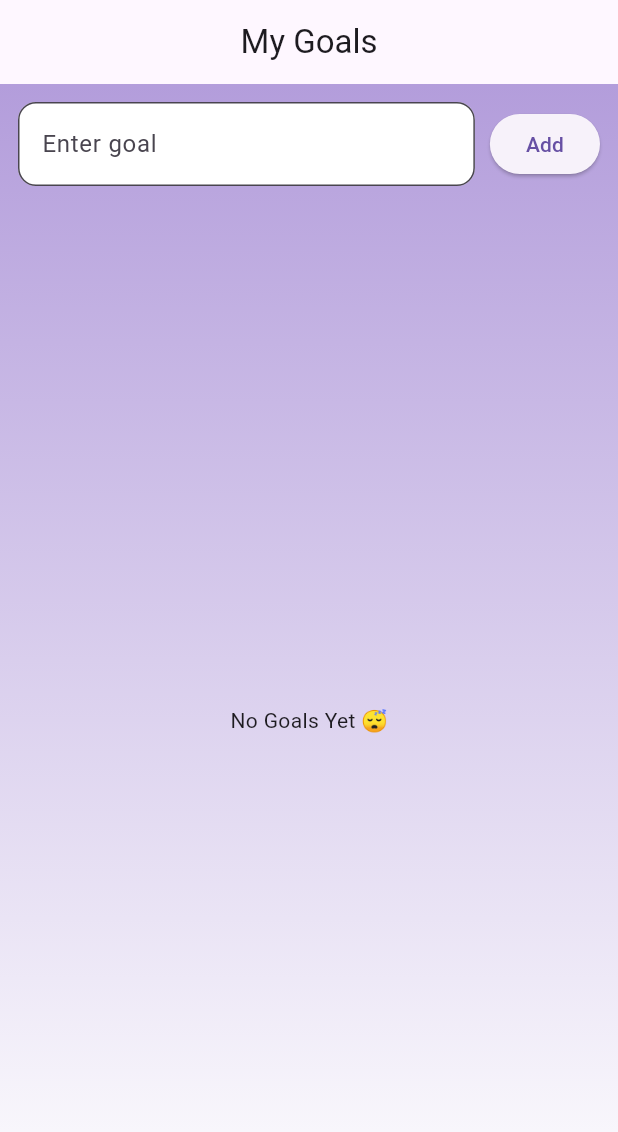
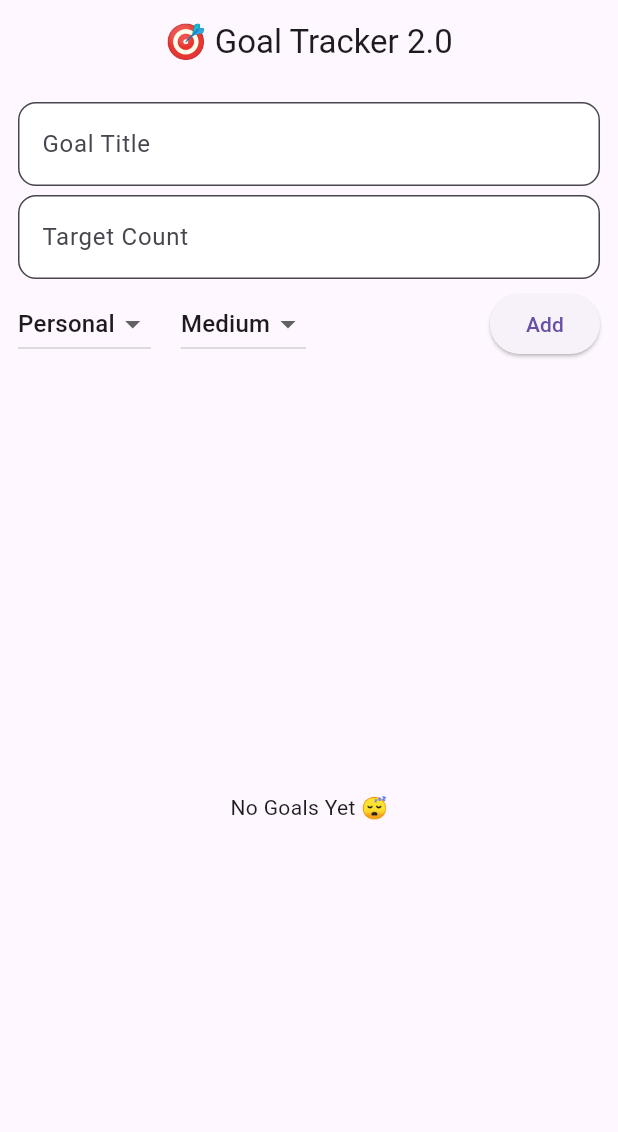
Before and after one commit to VISHRUTH-SK/My-Personal-Goal-Tracker, a Flutter app: the screen it shows after launch, on a phone screen of 412 x 824 dp. Shown: the top 1132 px of the screen. Run offline on Flutter 3.47's test engine with Material 3 defaults, Android fonts, the phone set to English and light mode, and no system bars.

Commit message:
Goal tracker app upload

```diff
--- a/lib/main.dart
+++ b/lib/main.dart
@@ -9,10 +9,8 @@ class GoalTrackerApp extends StatelessWidget {
   Widget build(BuildContext context) {
     return MaterialApp(
       debugShowCheckedModeBanner: false,
-      title: 'Goal Tracker',
-      theme: ThemeData(
-        primarySwatch: Colors.deepPurple,
-      ),
+      title: 'Goal Tracker 2.0',
+      theme: ThemeData(primarySwatch: Colors.teal),
       home: GoalHomePage(),
     );
   }
@@ -26,27 +24,33 @@ class GoalHomePage extends StatefulWidget {
 class _GoalHomePageState extends State<GoalHomePage> {
   List<Map<String, dynamic>> goals = [];
 
-  TextEditingController goalController = TextEditingController();
+  TextEditingController titleController = TextEditingController();
+  TextEditingController targetController = TextEditingController();
+  String category = "Personal";
+  String priority = "Medium";
 
   void addGoal() {
-    if (goalController.text.isEmpty) return;
+    if (titleController.text.isEmpty || targetController.text.isEmpty)
+      return;
 
     setState(() {
       goals.add({
-        "title": goalController.text,
+        "title": titleController.text,
         "count": 0,
-        "target": 10,
+        "target": int.tryParse(targetController.text) ?? 10,
         "completed": false,
+        "category": category,
+        "priority": priority,
       });
     });
 
-    goalController.clear();
+    titleController.clear();
+    targetController.clear();
   }
 
   void incrementGoal(int index) {
     setState(() {
       goals[index]["count"]++;
-
       if (goals[index]["count"] >= goals[index]["target"]) {
         goals[index]["completed"] = true;
       }
@@ -63,135 +67,180 @@ class _GoalHomePageState extends State<GoalHomePage> {
     return goals[index]["count"] / goals[index]["target"];
   }
 
+  Color getProgressColor(double progress) {
+    if (progress < 0.5) return Colors.redAccent;
+    if (progress < 0.8) return Colors.orangeAccent;
+    return Colors.green;
+  }
+
+  Color getPriorityColor(String p) {
+    switch (p) {
+      case "High":
+        return Colors.red;
+      case "Medium":
+        return Colors.orange;
+      default:
+        return Colors.green;
+    }
+  }
+
   @override
   Widget build(BuildContext context) {
     return Scaffold(
-      appBar: AppBar(
-        title: Text("My Goals"),
-        centerTitle: true,
-      ),
-      body: Container(
-        decoration: BoxDecoration(
-          gradient: LinearGradient(
-            colors: [Colors.deepPurple.shade200, Colors.white],
-            begin: Alignment.topCenter,
-            end: Alignment.bottomCenter,
-          ),
-        ),
+      appBar: AppBar(title: Text("🎯 Goal Tracker 2.0"), centerTitle: true),
+      body: Column(
+        children: [
+          // Input Section
+          Padding(
+            padding: const EdgeInsets.all(12),
             child: Column(
               children: [
-            // INPUT
-            Padding(
-              padding: const EdgeInsets.all(12),
-              child: Row(
-                children: [
-                  Expanded(
-                    child: TextField(
-                      controller: goalController,
+                TextField(
+                  controller: titleController,
                   decoration: InputDecoration(
-                        hintText: "Enter goal",
+                    hintText: "Goal Title",
                     filled: true,
                     fillColor: Colors.white,
                     border: OutlineInputBorder(
-                          borderRadius: BorderRadius.circular(12),
+                        borderRadius: BorderRadius.circular(12)),
                   ),
                 ),
+                SizedBox(height: 6),
+                TextField(
+                  controller: targetController,
+                  keyboardType: TextInputType.number,
+                  decoration: InputDecoration(
+                    hintText: "Target Count",
+                    filled: true,
+                    fillColor: Colors.white,
+                    border: OutlineInputBorder(
+                        borderRadius: BorderRadius.circular(12)),
                   ),
                 ),
-                  SizedBox(width: 10),
-                  ElevatedButton(
-                    onPressed: addGoal,
-                    child: Text("Add"),
+                SizedBox(height: 6),
+                Row(
+                  children: [
+                    DropdownButton<String>(
+                      value: category,
+                      items: ["Personal", "Work", "Health"]
+                          .map((e) => DropdownMenuItem(
+                                value: e,
+                                child: Text(e),
+                              ))
+                          .toList(),
+                      onChanged: (val) {
+                        setState(() => category = val!);
+                      },
                     ),
+                    SizedBox(width: 20),
+                    DropdownButton<String>(
+                      value: priority,
+                      items: ["Low", "Medium", "High"]
+                          .map((e) => DropdownMenuItem(
+                                value: e,
+                                child: Text(e),
+                              ))
+                          .toList(),
+                      onChanged: (val) {
+                        setState(() => priority = val!);
+                      },
+                    ),
+                    Spacer(),
+                    ElevatedButton(onPressed: addGoal, child: Text("Add")),
+                  ],
+                )
               ],
             ),
           ),
 
-            // LIST
+          // Goals List
           Expanded(
             child: goals.isEmpty
                 ? Center(child: Text("No Goals Yet 😴"))
                 : ListView.builder(
                     itemCount: goals.length,
                     itemBuilder: (context, index) {
-                        return Card(
+                      var goal = goals[index];
+                      double progress = getProgress(index);
+
+                      return Dismissible(
+                        key: Key(goal["title"] + index.toString()),
+                        direction: DismissDirection.endToStart,
+                        onDismissed: (_) => deleteGoal(index),
+                        background: Container(
+                          color: Colors.red,
+                          alignment: Alignment.centerRight,
+                          padding: EdgeInsets.symmetric(horizontal: 20),
+                          child: Icon(Icons.delete, color: Colors.white),
+                        ),
+                        child: Card(
+                          margin: EdgeInsets.symmetric(
+                              vertical: 6, horizontal: 12),
                           shape: RoundedRectangleBorder(
-                            borderRadius: BorderRadius.circular(15),
-                          ),
-                          margin: EdgeInsets.symmetric(
-                              horizontal: 12, vertical: 6),
-                          elevation: 5,
+                              borderRadius: BorderRadius.circular(15)),
                           child: Padding(
                             padding: const EdgeInsets.all(12),
                             child: Column(
                               crossAxisAlignment: CrossAxisAlignment.start,
                               children: [
-                                // TITLE
                                 Row(
                                   mainAxisAlignment:
                                       MainAxisAlignment.spaceBetween,
                                   children: [
-                                    Text(
-                                      goals[index]["title"],
+                                    Text(goal["title"],
                                         style: TextStyle(
                                           fontSize: 18,
                                           fontWeight: FontWeight.bold,
-                                        decoration: goals[index]["completed"]
+                                          decoration: goal["completed"]
                                               ? TextDecoration.lineThrough
-                                            : TextDecoration.none,
+                                              : null,
+                                        )),
+                                    Chip(
+                                      label: Text(goal["priority"]),
+                                      backgroundColor:
+                                          getPriorityColor(goal["priority"]),
                                     ),
-                                    ),
-                                    IconButton(
-                                      icon: Icon(Icons.delete,
-                                          color: Colors.red),
-                                      onPressed: () => deleteGoal(index),
-                                    )
                                   ],
                                 ),
-
-                                SizedBox(height: 5),
-
-                                // PROGRESS TEXT
+                                SizedBox(height: 4),
+                                Text("Category: ${goal["category"]}"),
+                                SizedBox(height: 4),
                                 Text(
-                                    "Progress: ${goals[index]["count"]}/${goals[index]["target"]}"),
-
-                                SizedBox(height: 5),
-
-                                // PROGRESS BAR
+                                    "Progress: ${goal["count"]}/${goal["target"]}"),
+                                SizedBox(height: 4),
                                 LinearProgressIndicator(
-                                  value: getProgress(index),
+                                  value: progress,
                                   minHeight: 8,
+                                  color: getProgressColor(progress),
+                                  backgroundColor: Colors.grey[300],
                                 ),
-
-                                SizedBox(height: 8),
-
-                                // BUTTON
+                                SizedBox(height: 6),
                                 Row(
                                   mainAxisAlignment:
                                       MainAxisAlignment.spaceBetween,
                                   children: [
                                     ElevatedButton(
-                                      onPressed: goals[index]["completed"]
+                                      onPressed: goal["completed"]
                                           ? null
                                           : () => incrementGoal(index),
                                       child: Text("Increase"),
                                     ),
-                                    if (goals[index]["completed"])
-                                      Text("Completed 🎉",
+                                    if (goal["completed"])
+                                      Text("🎉 Completed",
                                           style: TextStyle(
                                               color: Colors.green,
                                               fontWeight: FontWeight.bold)),
                                   ],
+                                )
+                              ],
                             ),
-                              ],
                           ),
                         ),
                       );
                     },
                   ),
-            ),
+          )
         ],
-        ),
       ),
     );
   }
```
Lines whose indentation alone changed are shown as unchanged.
